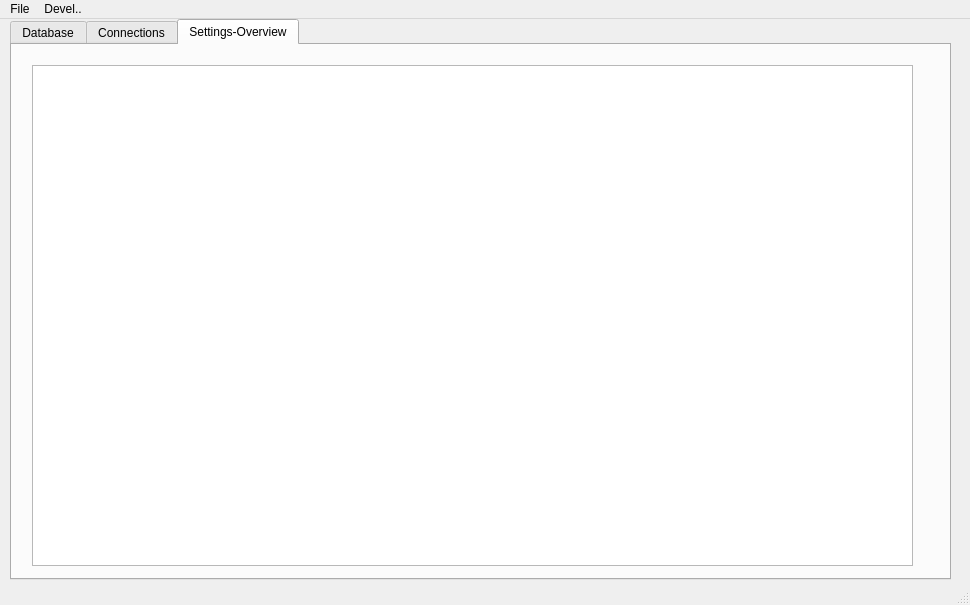
berndhs/arado, file ui/aradomain.ui: the form before one commit.
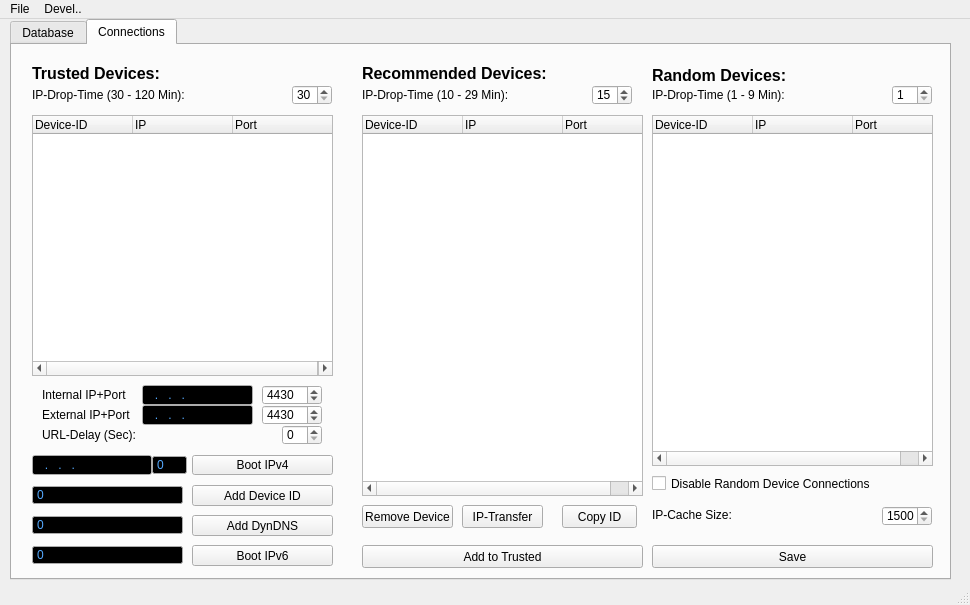
The form after the commit. Icons and pictures are not drawn.

Commit message: moved settings editor into tab widget dynamically

```diff
--- a/ui/aradomain.ui
+++ b/ui/aradomain.ui
@@ -36,7 +36,7 @@
      </size>
     </property>
     <property name="currentIndex">
-     <number>2</number>
+     <number>1</number>
     </property>
     <widget class="QWidget" name="tab_database">
      <attribute name="title">
@@ -1407,21 +1407,6 @@
       </property>
      </widget>
     </widget>
-    <widget class="QWidget" name="tab">
-     <attribute name="title">
-      <string>Settings-Overview</string>
-     </attribute>
-     <widget class="QTableWidget" name="tableWidget">
-      <property name="geometry">
-       <rect>
-        <x>20</x>
-        <y>20</y>
-        <width>881</width>
-        <height>501</height>
-       </rect>
-      </property>
-     </widget>
-    </widget>
    </widget>
   </widget>
   <widget class="QMenuBar" name="menubar">
```
The commit also changes 1 other file.
